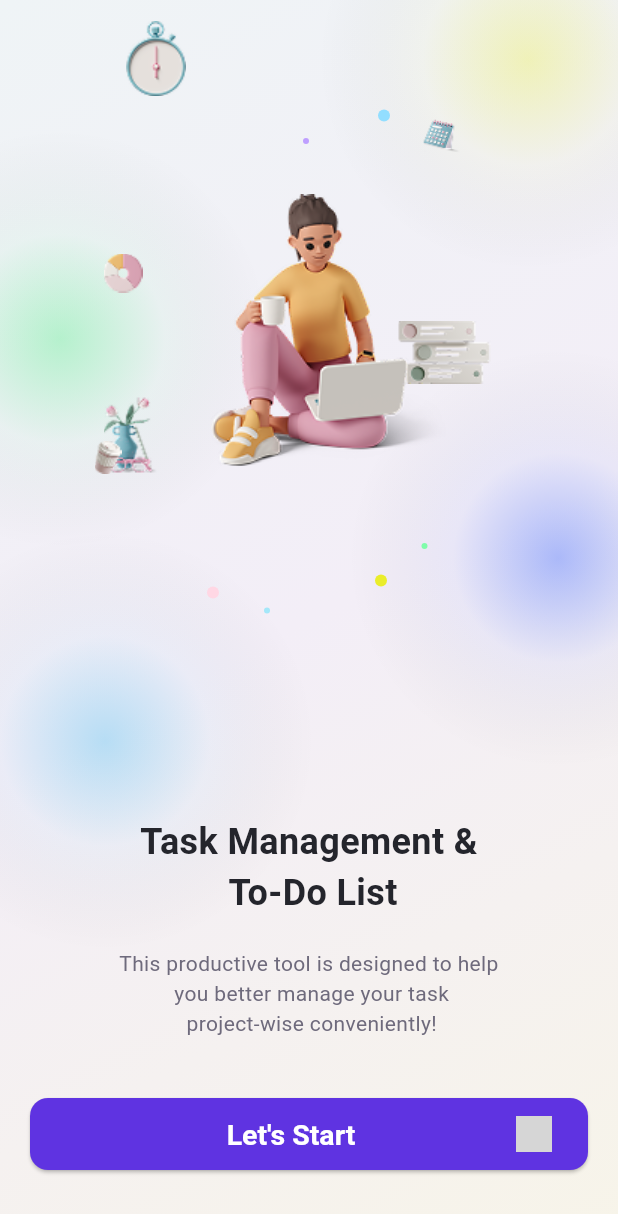
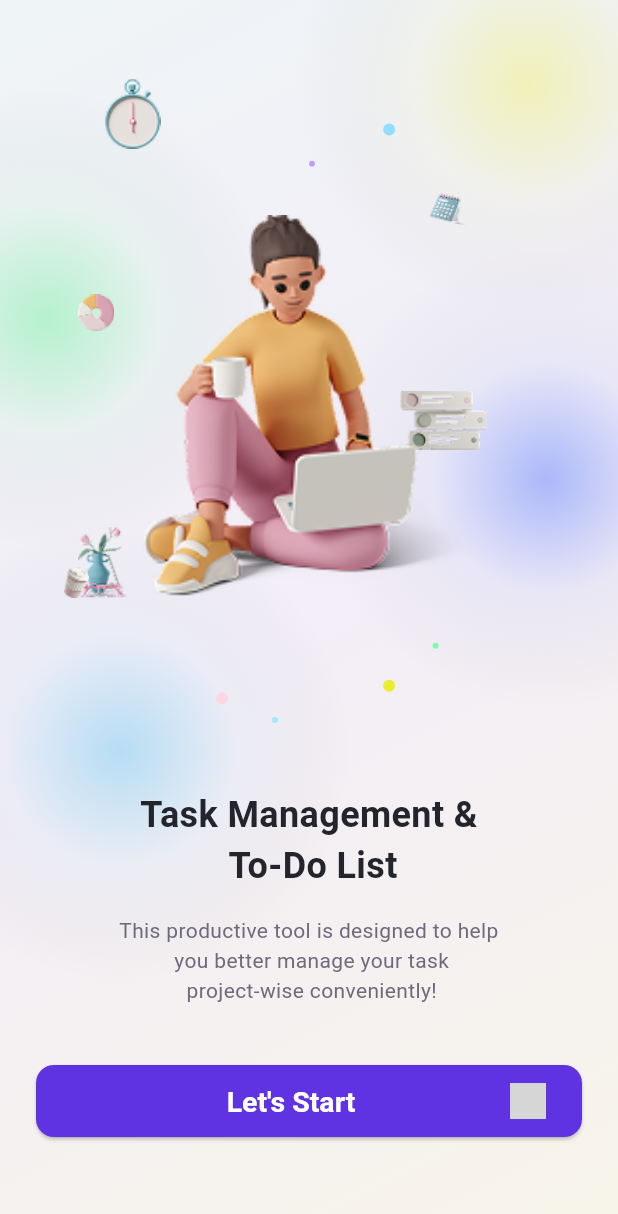
Before and after one commit to DriZy/Task-Manager, a Flutter app: the screen it shows after launch, on a phone screen of 412 x 824 dp. Shown: the top 1214 px of the screen. Run offline on Flutter 3.47's test engine with Material 3 defaults, Android fonts, the phone set to English and light mode, and no system bars; our stand-ins replace flutter_svg; grey boxes are pictures that could not be loaded.

Commit message:
fixed onboarding responsiveness

```diff
--- a/lib/theme/first_onboarding_decoration.dart
+++ /dev/null
@@ -1,84 +0,0 @@
-import 'package:flutter/material.dart';
-
-class FirstOnboardingDecorations extends StatelessWidget {
-  const FirstOnboardingDecorations({super.key});
-
-  @override
-  Widget build(BuildContext context) {
-    return SizedBox(
-      height: 340,
-      child: Stack(
-        clipBehavior: Clip.none,
-        children: [
-          Positioned(
-            top: -190,
-            left: 64,
-            child: Image.asset(
-              "assets/images/blue_stopwatch.png",
-              width: 40,
-              height: 50,
-            ),
-          ),
-
-          Positioned(
-            top: -125,
-            left: 260,
-            child: Image.asset(
-              "assets/images/blue_desk_calendar.png",
-              width: 32,
-              height: 27,
-            ),
-          ),
-
-          Positioned(
-            top: -35,
-            left: 49,
-            child: Image.asset(
-              "assets/images/pie_chart.png",
-              width: 26,
-              height: 26,
-            ),
-          ),
-
-          Positioned(
-            top: 10,
-            left: 245,
-            child: Image.asset(
-              "assets/images/smartphone_notifications.png",
-              width: 62,
-              height: 42,
-            ),
-          ),
-          Positioned(
-            top: 60,
-            left: 49,
-            child: Image.asset(
-              "assets/images/vase.png",
-              width: 36,
-              height: 52,
-            ),
-          ),
-          Positioned(
-            top: 90,
-            left: 43,
-            child: Image.asset(
-              "assets/images/coffee_cup.png",
-              width: 18,
-              height: 22,
-            ),
-          ),
-
-          Positioned(
-            top: -120,
-            left: 75,
-            child: Image.asset(
-              "assets/images/female_with_laptop.png",
-              width: 250,
-              height: 275,
-            ),
-          ),
-        ],
-      ),
-    );
-  }
-}
--- a/lib/utils/app_background.dart
+++ b/lib/utils/app_background.dart
@@ -2,37 +2,34 @@ import 'package:flutter/material.dart';
 
 class GradientBlob {
   final Color color;
-  final double? top;
-  final double? left;
-  final double? right;
-  final double? bottom;
-  final double size;
+  final double? topFraction;
+  final double? leftFraction;
+  final double? rightFraction;
+  final double? bottomFraction;
+  /// size as a fraction of screen width
+  final double sizeFraction;
 
   GradientBlob({
     required this.color,
-    this.top,
-    this.bottom,
-    this.left,
-    this.right,
-    this.size = 280,
+    this.topFraction,
+    this.bottomFraction,
+    this.leftFraction,
+    this.rightFraction,
+    this.sizeFraction = 0.75,
   });
 }
 
 class DecorativeDot {
   final Color color;
-  final double size;
-  final double? top;
-  final double? bottom;
-  final double? left;
-  final double? right;
+  final double sizePx;
+  final double topFraction;
+  final double leftFraction;
 
   DecorativeDot({
     required this.color,
-    required this.size,
-    this.top,
-    this.bottom,
-    this.left,
-    this.right,
+    required this.sizePx,
+    required this.topFraction,
+    required this.leftFraction,
   });
 }
 
@@ -50,21 +47,25 @@ class AppBackground extends StatelessWidget {
 
   @override
   Widget build(BuildContext context) {
-    // Default blobs and dots if not provided
+    return LayoutBuilder(
+      builder: (context, constraints) {
+        final sw = constraints.maxWidth;
+        final sh = constraints.maxHeight;
+
         final defaultBlobs = blobs ?? [
-      GradientBlob(color: const Color(0xFFEDF046), top: -100, right: -80),
-      GradientBlob(color: const Color(0xFF46F080), top: 86, left: -100),
-      GradientBlob(color: const Color(0xFF2555FF), top: 232, right: -100),
-      GradientBlob(color: const Color(0xFF46BDF0), top: 354, left: -70),
+          GradientBlob(color: const Color(0xFFEDF046), topFraction: -0.12, rightFraction: -0.23),
+          GradientBlob(color: const Color(0xFF46F080), topFraction: 0.07,  leftFraction:  -0.30),
+          GradientBlob(color: const Color(0xFF2555FF), topFraction: 0.20,  rightFraction: -0.26),
+          GradientBlob(color: const Color(0xFF46BDF0), topFraction: 0.42,  leftFraction:  -0.18),
         ];
 
         final defaultDots = dots ?? [
-      DecorativeDot(color: Color(0xFF92DEFF), size: 8, top: 73, left: 252),
-      DecorativeDot(color: Color(0xFFBE9FFF), size: 4, top: 92, left: 202),
-      DecorativeDot(color: Color(0xFF7FFCAA), size: 4, top: 362, left: 281),
-      DecorativeDot(color:Color(0xFFEAED2A), size: 8, top: 383, left: 250),
-      DecorativeDot(color: Color(0xFFA4E7F9), size: 4, top: 405, left: 176),
-      DecorativeDot(color: Color(0xFFFFD7E4), size: 8, top: 391, left: 138),
+          DecorativeDot(color: const Color(0xFF92DEFF), sizePx: 8,  topFraction: 0.10, leftFraction: 0.62),
+          DecorativeDot(color: const Color(0xFFBE9FFF), sizePx: 4,  topFraction: 0.13, leftFraction: 0.50),
+          DecorativeDot(color: const Color(0xFF7FFCAA), sizePx: 4,  topFraction: 0.52, leftFraction: 0.70),
+          DecorativeDot(color: const Color(0xFFEAED2A), sizePx: 8,  topFraction: 0.55, leftFraction: 0.62),
+          DecorativeDot(color: const Color(0xFFA4E7F9), sizePx: 4,  topFraction: 0.58, leftFraction: 0.44),
+          DecorativeDot(color: const Color(0xFFFFD7E4), sizePx: 8,  topFraction: 0.56, leftFraction: 0.35),
         ];
 
         return Container(
@@ -82,33 +83,39 @@ class AppBackground extends StatelessWidget {
             ),
           ),
           child: Stack(
+            clipBehavior: Clip.hardEdge,
             children: [
-          // Render blobs in order
+              // Blobs
               ...defaultBlobs.map((blob) {
+                final size = sw * blob.sizeFraction;
+                final top    = blob.topFraction    != null ? sh * blob.topFraction!    : null;
+                final bottom = blob.bottomFraction != null ? sh * blob.bottomFraction! : null;
+                final left   = blob.leftFraction   != null ? sw * blob.leftFraction!   : null;
+                final right  = blob.rightFraction  != null ? sw * blob.rightFraction!  : null;
                 return Positioned(
-              top: blob.top,
-              left: blob.left,
-              bottom: blob.bottom,
-              right: blob.right,
-              child: _gradientBlob(blob.color, blob.size),
+                  top: top,
+                  bottom: bottom,
+                  left: left,
+                  right: right,
+                  child: _gradientBlob(blob.color, size),
                 );
-          }).toList(),
+              }),
 
-          // Render dots in order
+              // Dots
               ...defaultDots.map((dot) {
                 return Positioned(
-              top: dot.top,
-              bottom: dot.bottom,
-              left: dot.left,
-              right: dot.right,
-              child: _dot(dot.color, dot.size),
+                  top: sh * dot.topFraction,
+                  left: sw * dot.leftFraction,
+                  child: _dot(dot.color, dot.sizePx),
                 );
-          }).toList(),
+              }),
 
-          // PAGE CONTENT
+              // Page content always on top
               Positioned.fill(child: child),
             ],
           ),
+        );
+      },
     );
   }
 
@@ -128,7 +135,6 @@ class AppBackground extends StatelessWidget {
     );
   }
 
-  /// DECORATIVE DOT
   static Widget _dot(Color color, double size) {
     return Container(
       width: size,
--- /dev/null
+++ b/lib/utils/first_onboarding_decoration.dart
@@ -0,0 +1,100 @@
+import 'package:flutter/material.dart';
+
+class FirstOnboardingDecorations extends StatelessWidget {
+  const FirstOnboardingDecorations({super.key});
+
+  @override
+  Widget build(BuildContext context) {
+    return LayoutBuilder(
+      builder: (context, constraints) {
+        final w = constraints.maxWidth;
+        final h = constraints.maxHeight;
+
+        // Scale factors relative to a 390×340 design canvas
+        final sx = w / 390;
+        final sy = h / 340;
+
+        double x(double v) => v * sx;
+        double y(double v) => v * sy;
+
+        return SizedBox(
+          width: w,
+          height: h,
+          child: Stack(
+            clipBehavior: Clip.hardEdge,
+            children: [
+              Positioned(
+                top: y(0),
+                left: x(49),
+                child: Image.asset(
+                  "assets/images/blue_stopwatch.png",
+                  width: x(40),
+                  height: y(50),
+                  fit: BoxFit.contain,
+                ),
+              ),
+              Positioned(
+                top: y(60),
+                left: x(280),
+                child: Image.asset(
+                  "assets/images/blue_desk_calendar.png",
+                  width: x(32),
+                  height: y(27),
+                  fit: BoxFit.contain,
+                ),
+              ),
+              Positioned(
+                top: y(110),
+                left: x(30),
+                child: Image.asset(
+                  "assets/images/pie_chart.png",
+                  width: x(26),
+                  height: y(26),
+                  fit: BoxFit.contain,
+                ),
+              ),
+              Positioned(
+                top: y(155),
+                left: x(260),
+                child: Image.asset(
+                  "assets/images/smartphone_notifications.png",
+                  width: x(62),
+                  height: y(42),
+                  fit: BoxFit.contain,
+                ),
+              ),
+              Positioned(
+                top: y(220),
+                left: x(30),
+                child: Image.asset(
+                  "assets/images/vase.png",
+                  width: x(36),
+                  height: y(52),
+                  fit: BoxFit.contain,
+                ),
+              ),
+              Positioned(
+                top: y(245),
+                left: x(20),
+                child: Image.asset(
+                  "assets/images/coffee_cup.png",
+                  width: x(18),
+                  height: y(22),
+                  fit: BoxFit.contain,
+                ),
+              ),
+              Center(
+              child: Image.asset(
+                "assets/images/female_with_laptop.png",
+                width: x(159) * 1.5,
+                height: y(184) * 1.5,
+                fit: BoxFit.contain,
+              ),
+            ),
+            ],
+          ),
+        );
+      },
+    );
+  }
+}
--- a/lib/views/onboarding/onboarding_screen.dart
+++ b/lib/views/onboarding/onboarding_screen.dart
@@ -1,7 +1,6 @@
 import 'package:flutter/material.dart';
-import 'package:flutter_svg/svg.dart';
 import 'package:todo_list/theme/app_theme.dart';
-import 'package:todo_list/theme/first_onboarding_decoration.dart' show FirstOnboardingDecorations;
+import 'package:todo_list/utils/first_onboarding_decoration.dart' show FirstOnboardingDecorations;
 import 'package:todo_list/utils/app_background.dart';
 import 'package:todo_list/views/home/home_screen.dart';
 // import 'package:shared_preferences/shared_preferences.dart';
@@ -41,14 +40,6 @@ class _OnboardingScreenState extends State<OnboardingScreen> {
       description:
           'This productive tool is designed to help\n you better manage your task\n project-wise conveniently!',
     ),
-    // OnboardingPageData(
-    //   title: 'Fast',
-    //   description: 'Experience fast performance',
-    // ),
-    // OnboardingPageData(
-    //   title: 'Secure',
-    //   description: 'Your data is safe',
-    // ),
   ];
 
   @override
@@ -60,7 +51,6 @@ class _OnboardingScreenState extends State<OnboardingScreen> {
   Future<void> _finishOnboarding() async {
     // final prefs = await SharedPreferences.getInstance();
     // await prefs.setBool('seenOnboarding', true);
-
     Navigator.pushReplacement(
       context,
       MaterialPageRoute(builder: (_) => HomeScreen()),
@@ -75,74 +65,31 @@ class _OnboardingScreenState extends State<OnboardingScreen> {
           child: PageView.builder(
             controller: _controller,
             itemCount: pages.length,
-            onPageChanged: (index) {
-              setState(() {
-                currentPage = index;
-              });
-            },
+            onPageChanged: (index) => setState(() => currentPage = index),
             itemBuilder: (context, index) {
               final page = pages[index];
-
               return LayoutBuilder(
                 builder: (context, constraints) {
-                  return SingleChildScrollView(
-                    child: ConstrainedBox(
-                      constraints: BoxConstraints(minHeight: constraints.maxHeight),
-                      child: Padding(
-                        padding: const EdgeInsets.all(20.0),
-                        child: Column(
-                          mainAxisAlignment: MainAxisAlignment.end,
-                          crossAxisAlignment: CrossAxisAlignment.stretch,
-                          children: [
-                            const SizedBox(height: 20),
-                            if (page.decoration != null) page.decoration!,
-                            Text(
-                              page.title,
-                              textAlign: TextAlign.center,
-                              style: AppTheme.onboardingTitle,
-                            ),
-                            const SizedBox(height: 20),
-                            Text(
-                              page.description,
-                              textAlign: TextAlign.center,
-                            ),
-                            const SizedBox(height: 40),
-                            if (index == pages.length - 1)
-                              ElevatedButton(
-                                style: ButtonStyle(
-                                  backgroundColor: WidgetStateProperty.all(AppTheme.themeLavender),
-                                  shape: WidgetStateProperty.all(
-                                    RoundedRectangleBorder(
-                                      borderRadius: BorderRadius.circular(12),
-                                    ),
-                                  ),
-                                  padding: WidgetStateProperty.all(
-                                    const EdgeInsets.symmetric(horizontal: 24, vertical: 12),
-                                  ),
-                                ),
-                                onPressed: _finishOnboarding,
-                                child: Row(
-                                  children: [
-                                    Expanded(
-                                      child: Center(
-                                        child: Text(
-                                          "Let's Start",
-                                          style: AppTheme.buttonText.copyWith(
-                                            color: AppTheme.themeWhite,
-                                          ),
-                                        ),
-                                      ),
-                                    ),
-                                    if (widget.ctaTrailingIconBuilder != null)
-                                      widget.ctaTrailingIconBuilder!(),
-                                  ],
-                                ),
-                              ),
-                            const SizedBox(height: 24),
-                          ],
-                        ),
-                      ),
-                    ),
+                  final isLandscapeOrTablet =
+                      constraints.maxWidth > 600 ||
+                      MediaQuery.of(context).orientation == Orientation.landscape;
+
+                  if (isLandscapeOrTablet) {
+                    return _LandscapePage(
+                      page: page,
+                      index: index,
+                      pagesLength: pages.length,
+                      onFinish: _finishOnboarding,
+                      ctaTrailingIconBuilder: widget.ctaTrailingIconBuilder,
+                    );
+                  }
+
+                  return _PortraitPage(
+                    page: page,
+                    index: index,
+                    pagesLength: pages.length,
+                    onFinish: _finishOnboarding,
+                    ctaTrailingIconBuilder: widget.ctaTrailingIconBuilder,
                   );
                 },
               );
@@ -153,3 +100,171 @@ class _OnboardingScreenState extends State<OnboardingScreen> {
     );
   }
 }
+
+// ─── Portrait layout ──────────────────────────────────────────────────────────
+
+class _PortraitPage extends StatelessWidget {
+  final OnboardingPageData page;
+  final int index;
+  final int pagesLength;
+  final VoidCallback onFinish;
+  final Widget Function()? ctaTrailingIconBuilder;
+
+  const _PortraitPage({
+    required this.page,
+    required this.index,
+    required this.pagesLength,
+    required this.onFinish,
+    this.ctaTrailingIconBuilder,
+  });
+
+  @override
+  Widget build(BuildContext context) {
+    return LayoutBuilder(
+      builder: (context, constraints) {
+        final hasCta = index == pagesLength - 1;
+        // Reserve space for text, button, and vertical gaps, then use the rest for decoration.
+        final reservedHeight = hasCta ? 250.0 : 180.0;
+        final decorationHeight = (constraints.maxHeight - reservedHeight).clamp(180.0, 460.0);
+
+        return ClipRect(
+          child: SingleChildScrollView(
+            child: ConstrainedBox(
+              constraints: BoxConstraints(minHeight: constraints.maxHeight),
+              child: Padding(
+                padding: const EdgeInsets.symmetric(horizontal: 24, vertical: 20),
+                child: Column(
+                  mainAxisAlignment: MainAxisAlignment.center,
+                  crossAxisAlignment: CrossAxisAlignment.stretch,
+                  children: [
+                    if (page.decoration != null)
+                      SizedBox(
+                        height: decorationHeight,
+                        child: page.decoration!,
+                      ),
+                    const SizedBox(height: 24),
+                    _TextBlock(page: page),
+                    const SizedBox(height: 40),
+                    if (index == pagesLength - 1)
+                      _CtaButton(onFinish: onFinish, ctaTrailingIconBuilder: ctaTrailingIconBuilder),
+                    const SizedBox(height: 24),
+                  ],
+                ),
+              ),
+            ),
+          ),
+        );
+      },
+    );
+  }
+}
+
+// ─── Landscape / tablet layout ────────────────────────────────────────────────
+
+class _LandscapePage extends StatelessWidget {
+  final OnboardingPageData page;
+  final int index;
+  final int pagesLength;
+  final VoidCallback onFinish;
+  final Widget Function()? ctaTrailingIconBuilder;
+
+  const _LandscapePage({
+    required this.page,
+    required this.index,
+    required this.pagesLength,
+    required this.onFinish,
+    this.ctaTrailingIconBuilder,
+  });
+
+  @override
+  Widget build(BuildContext context) {
+
+    return Padding(
+      padding: const EdgeInsets.symmetric(horizontal: 32, vertical: 24),
+      child: Row(
+        crossAxisAlignment: CrossAxisAlignment.center,
+        children: [
+          // Illustration on the left half
+          if (page.decoration != null)
+            Expanded(
+              child: ClipRect(child: page.decoration!),
+            ),
+          const SizedBox(width: 32),
+          // Text + CTA on the right half
+          Expanded(
+            child: Column(
+              mainAxisAlignment: MainAxisAlignment.center,
+              crossAxisAlignment: CrossAxisAlignment.stretch,
+              children: [
+                _TextBlock(page: page),
+                const SizedBox(height: 40),
+                if (index == pagesLength - 1)
+                  _CtaButton(onFinish: onFinish, ctaTrailingIconBuilder: ctaTrailingIconBuilder),
+              ],
+            ),
+          ),
+        ],
+      ),
+    );
+  }
+}
+
+// ─── Shared sub-widgets ───────────────────────────────────────────────────────
+
+class _TextBlock extends StatelessWidget {
+  final OnboardingPageData page;
+  const _TextBlock({required this.page});
+
+  @override
+  Widget build(BuildContext context) {
+    return Column(
+      children: [
+        Text(
+          page.title,
+          textAlign: TextAlign.center,
+          style: AppTheme.onboardingTitle,
+        ),
+        const SizedBox(height: 16),
+        Text(
+          page.description,
+          textAlign: TextAlign.center,
+        ),
+      ],
+    );
+  }
+}
+
+class _CtaButton extends StatelessWidget {
+  final VoidCallback onFinish;
+  final Widget Function()? ctaTrailingIconBuilder;
+  const _CtaButton({required this.onFinish, this.ctaTrailingIconBuilder});
+
+  @override
+  Widget build(BuildContext context) {
+    return ElevatedButton(
+      style: ButtonStyle(
+        backgroundColor: WidgetStateProperty.all(AppTheme.themeLavender),
+        shape: WidgetStateProperty.all(
+          RoundedRectangleBorder(borderRadius: BorderRadius.circular(12)),
+        ),
+        padding: WidgetStateProperty.all(
+          const EdgeInsets.symmetric(horizontal: 24, vertical: 12),
+        ),
+      ),
+      onPressed: onFinish,
+      child: Row(
+        children: [
+          Expanded(
+            child: Center(
+              child: Text(
+                "Let's Start",
+                style: AppTheme.buttonText.copyWith(color: AppTheme.themeWhite),
+              ),
+            ),
+          ),
+          if (ctaTrailingIconBuilder != null) ctaTrailingIconBuilder!(),
+        ],
+      ),
+    );
+  }
+}
```
Lines whose indentation alone changed are shown as unchanged.
